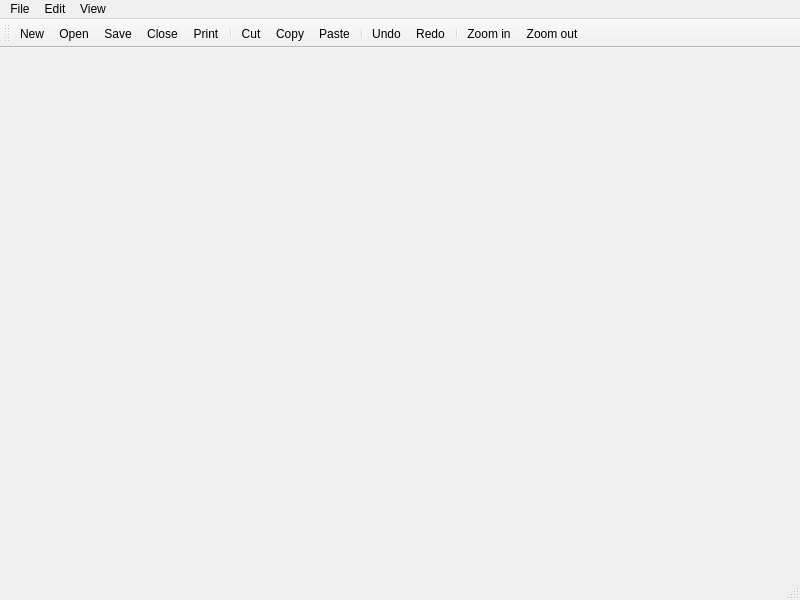
Before: the Qt Designer form forms/notepad.ui in victorbnl/notepad-sharp, drawn with Qt 5.
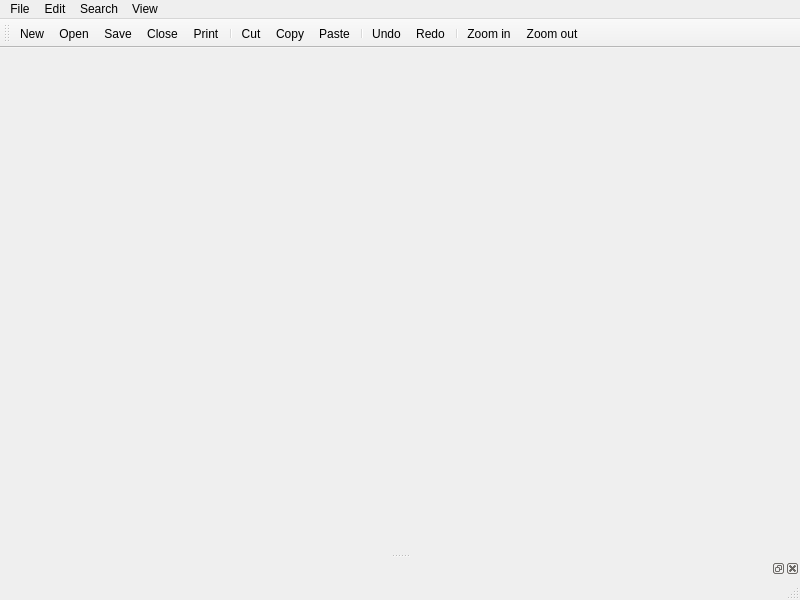
After: the same form once the commit is applied. Icons and pictures are not drawn. Custom widgets are drawn as their Qt base class.

```diff
--- a/forms/notepad.ui
+++ b/forms/notepad.ui
@@ -31,7 +31,7 @@
     <property name="bottomMargin">
      <number>0</number>
     </property>
-    <item row="0" column="0">
+    <item row="0" column="0" colspan="2">
      <widget class="EditorTabs" name="editorTabs">
       <property name="documentMode">
        <bool>true</bool>
@@ -87,8 +87,15 @@
     <addaction name="actionZoomIn"/>
     <addaction name="actionZoomOut"/>
    </widget>
+   <widget class="QMenu" name="menuSearch">
+    <property name="title">
+     <string>Search</string>
+    </property>
+    <addaction name="actionFind"/>
+   </widget>
    <addaction name="menuFile"/>
    <addaction name="menuEdit"/>
+   <addaction name="menuSearch"/>
    <addaction name="menuView"/>
   </widget>
   <widget class="StatusBar" name="statusbar"/>
@@ -118,6 +125,15 @@
    <addaction name="actionZoomIn"/>
    <addaction name="actionZoomOut"/>
   </widget>
+  <widget class="QDockWidget" name="dockWidget">
+   <property name="allowedAreas">
+    <set>Qt::BottomDockWidgetArea</set>
+   </property>
+   <attribute name="dockWidgetArea">
+    <number>8</number>
+   </attribute>
+   <widget class="QWidget" name="dockWidgetContents"/>
+  </widget>
   <action name="actionNew">
    <property name="icon">
     <iconset theme="document-new">
```
Left out of the diff: 31 changed lines with no effect on the pictures.
